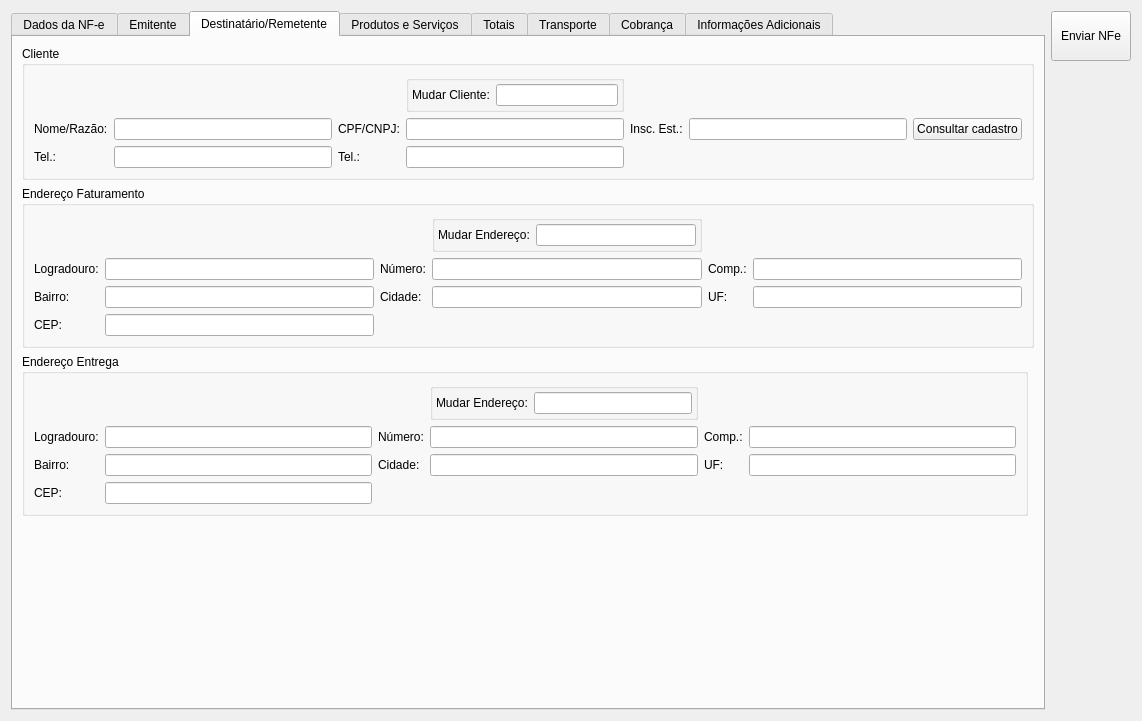
Qt form ui/cadastrarnfe.ui (darktorres/ERP-STACCATO) before a commit.
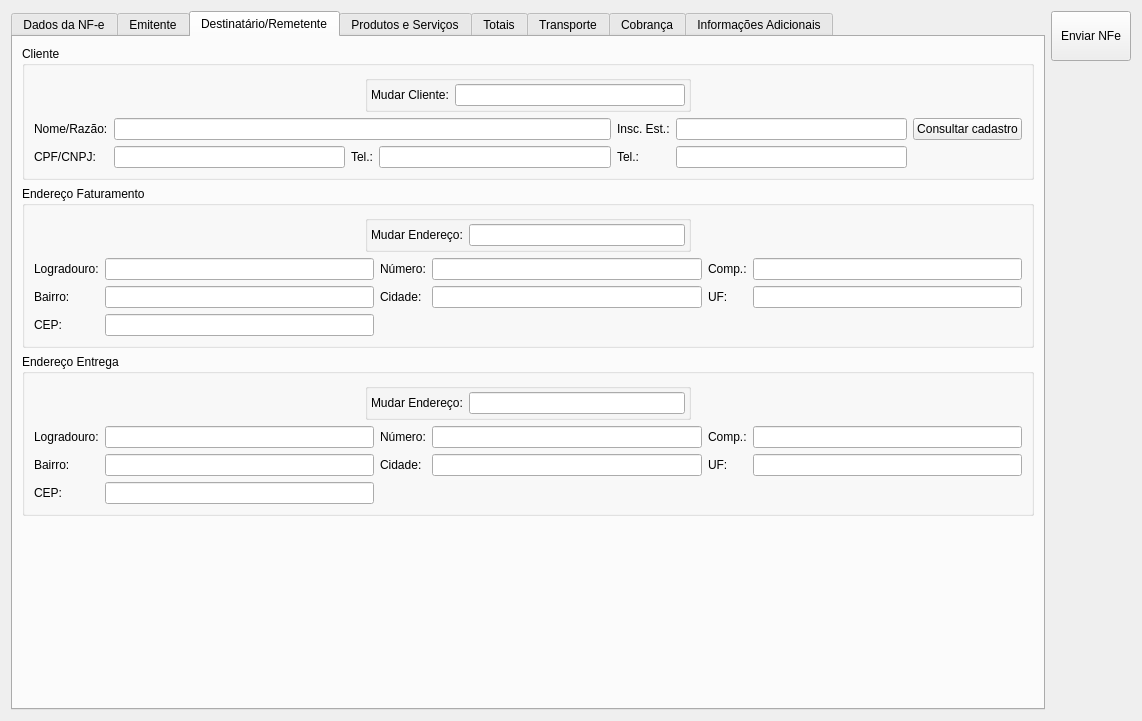
The same form after that commit. The open tabs and pages were chosen to show the change. Custom widgets are drawn as their Qt base class.

Commit message: Ao mudar de cliente pedir para escolher endereços

```diff
--- a/ui/cadastrarnfe.ui
+++ b/ui/cadastrarnfe.ui
@@ -346,8 +346,29 @@
             </property>
            </widget>
           </item>
-          <item row="0" column="1">
-           <widget class="QLineEdit" name="lineEditEmitenteLogradouro">
+          <item row="1" column="1">
+           <widget class="QLineEdit" name="lineEditEmitenteBairro">
+            <property name="readOnly">
+             <bool>true</bool>
+            </property>
+           </widget>
+          </item>
+          <item row="1" column="4">
+           <widget class="QLabel" name="label_43">
+            <property name="text">
+             <string>UF:</string>
+            </property>
+           </widget>
+          </item>
+          <item row="1" column="0">
+           <widget class="QLabel" name="label_38">
+            <property name="text">
+             <string>Bairro:</string>
+            </property>
+           </widget>
+          </item>
+          <item row="0" column="5">
+           <widget class="QLineEdit" name="lineEditEmitenteComplemento">
             <property name="readOnly">
              <bool>true</bool>
             </property>
@@ -360,13 +381,6 @@
             </property>
            </widget>
           </item>
-          <item row="0" column="3">
-           <widget class="QLineEdit" name="lineEditEmitenteNumero">
-            <property name="readOnly">
-             <bool>true</bool>
-            </property>
-           </widget>
-          </item>
           <item row="0" column="4">
            <widget class="QLabel" name="label_37">
             <property name="text">
@@ -374,22 +388,29 @@
             </property>
            </widget>
           </item>
-          <item row="0" column="5">
-           <widget class="QLineEdit" name="lineEditEmitenteComplemento">
+          <item row="0" column="3">
+           <widget class="QLineEdit" name="lineEditEmitenteNumero">
             <property name="readOnly">
              <bool>true</bool>
             </property>
            </widget>
           </item>
-          <item row="1" column="0">
-           <widget class="QLabel" name="label_38">
+          <item row="2" column="0">
+           <widget class="QLabel" name="label_34">
             <property name="text">
-             <string>Bairro:</string>
+             <string>CEP:</string>
             </property>
            </widget>
           </item>
-          <item row="1" column="1">
-           <widget class="QLineEdit" name="lineEditEmitenteBairro">
+          <item row="0" column="1">
+           <widget class="QLineEdit" name="lineEditEmitenteLogradouro">
+            <property name="readOnly">
+             <bool>true</bool>
+            </property>
+           </widget>
+          </item>
+          <item row="1" column="5">
+           <widget class="QLineEdit" name="lineEditEmitenteUF">
             <property name="readOnly">
              <bool>true</bool>
             </property>
@@ -409,27 +430,6 @@
             </property>
            </widget>
           </item>
-          <item row="1" column="4">
-           <widget class="QLabel" name="label_43">
-            <property name="text">
-             <string>UF:</string>
-            </property>
-           </widget>
-          </item>
-          <item row="1" column="5">
-           <widget class="QLineEdit" name="lineEditEmitenteUF">
-            <property name="readOnly">
-             <bool>true</bool>
-            </property>
-           </widget>
-          </item>
-          <item row="2" column="0">
-           <widget class="QLabel" name="label_34">
-            <property name="text">
-             <string>CEP:</string>
-            </property>
-           </widget>
-          </item>
           <item row="2" column="1">
            <widget class="QLineEdit" name="lineEditEmitenteCEP">
             <property name="readOnly">
@@ -453,41 +453,6 @@
             </property>
            </widget>
           </item>
-          <item row="0" column="1">
-           <widget class="QLineEdit" name="lineEditEmitenteNomeRazao">
-            <property name="readOnly">
-             <bool>true</bool>
-            </property>
-           </widget>
-          </item>
-          <item row="0" column="2">
-           <widget class="QLabel" name="label_32">
-            <property name="text">
-             <string>Fantasia:</string>
-            </property>
-           </widget>
-          </item>
-          <item row="0" column="3">
-           <widget class="QLineEdit" name="lineEditEmitenteFantasia">
-            <property name="readOnly">
-             <bool>true</bool>
-            </property>
-           </widget>
-          </item>
-          <item row="0" column="4">
-           <widget class="QLabel" name="label_33">
-            <property name="text">
-             <string>Tel.:</string>
-            </property>
-           </widget>
-          </item>
-          <item row="0" column="5">
-           <widget class="QLineEdit" name="lineEditEmitenteTel1">
-            <property name="readOnly">
-             <bool>true</bool>
-            </property>
-           </widget>
-          </item>
           <item row="1" column="0">
            <widget class="QLabel" name="label_29">
             <property name="text">
@@ -516,6 +481,41 @@
             </property>
            </widget>
           </item>
+          <item row="1" column="4">
+           <widget class="QLabel" name="label_33">
+            <property name="text">
+             <string>Tel.:</string>
+            </property>
+           </widget>
+          </item>
+          <item row="1" column="5">
+           <widget class="QLineEdit" name="lineEditEmitenteTel1">
+            <property name="readOnly">
+             <bool>true</bool>
+            </property>
+           </widget>
+          </item>
+          <item row="0" column="5">
+           <widget class="QLineEdit" name="lineEditEmitenteFantasia">
+            <property name="readOnly">
+             <bool>true</bool>
+            </property>
+           </widget>
+          </item>
+          <item row="0" column="4">
+           <widget class="QLabel" name="label_32">
+            <property name="text">
+             <string>Fantasia:</string>
+            </property>
+           </widget>
+          </item>
+          <item row="0" column="1" colspan="3">
+           <widget class="QLineEdit" name="lineEditEmitenteNomeRazao">
+            <property name="readOnly">
+             <bool>true</bool>
+            </property>
+           </widget>
+          </item>
          </layout>
         </widget>
        </item>
@@ -526,6 +526,161 @@
        <string>Destinatário/Remetente</string>
       </attribute>
       <layout class="QGridLayout" name="gridLayout_3">
+       <item row="3" column="0" colspan="2">
+        <widget class="QGroupBox" name="groupBoxClienteEnt">
+         <property name="enabled">
+          <bool>true</bool>
+         </property>
+         <property name="title">
+          <string>Endereço Entrega</string>
+         </property>
+         <layout class="QGridLayout" name="gridLayout_11">
+          <item row="1" column="0" colspan="3">
+           <layout class="QGridLayout" name="gridLayout_10">
+            <item row="0" column="0">
+             <widget class="QLabel" name="label_94">
+              <property name="text">
+               <string>Logradouro:</string>
+              </property>
+             </widget>
+            </item>
+            <item row="0" column="1">
+             <widget class="QLineEdit" name="lineEditDestinatarioLogradouro_2">
+              <property name="readOnly">
+               <bool>true</bool>
+              </property>
+             </widget>
+            </item>
+            <item row="0" column="2">
+             <widget class="QLabel" name="label_97">
+              <property name="text">
+               <string>Número:</string>
+              </property>
+             </widget>
+            </item>
+            <item row="0" column="3">
+             <widget class="QLineEdit" name="lineEditDestinatarioNumero_2">
+              <property name="readOnly">
+               <bool>true</bool>
+              </property>
+             </widget>
+            </item>
+            <item row="0" column="4">
+             <widget class="QLabel" name="label_99">
+              <property name="text">
+               <string>Comp.:</string>
+              </property>
+             </widget>
+            </item>
+            <item row="0" column="5">
+             <widget class="QLineEdit" name="lineEditDestinatarioComplemento_2">
+              <property name="readOnly">
+               <bool>true</bool>
+              </property>
+             </widget>
+            </item>
+            <item row="1" column="0">
+             <widget class="QLabel" name="label_95">
+              <property name="text">
+               <string>Bairro:</string>
+              </property>
+             </widget>
+            </item>
+            <item row="1" column="1">
+             <widget class="QLineEdit" name="lineEditDestinatarioBairro_2">
+              <property name="readOnly">
+               <bool>true</bool>
+              </property>
+             </widget>
+            </item>
+            <item row="1" column="2">
+             <widget class="QLabel" name="label_98">
+              <property name="text">
+               <string>Cidade:</string>
+              </property>
+             </widget>
+            </item>
+            <item row="1" column="3">
+             <widget class="QLineEdit" name="lineEditDestinatarioCidade_2">
+              <property name="readOnly">
+               <bool>true</bool>
+              </property>
+             </widget>
+            </item>
+            <item row="1" column="4">
+             <widget class="QLabel" name="label_100">
+              <property name="text">
+               <string>UF:</string>
+              </property>
+             </widget>
+            </item>
+            <item row="1" column="5">
+             <widget class="QLineEdit" name="lineEditDestinatarioUF_2">
+              <property name="readOnly">
+               <bool>true</bool>
+              </property>
+             </widget>
+            </item>
+            <item row="2" column="0">
+             <widget class="QLabel" name="label_96">
+              <property name="text">
+               <string>CEP:</string>
+              </property>
+             </widget>
+            </item>
+            <item row="2" column="1">
+             <widget class="QLineEdit" name="lineEditDestinatarioCEP_2">
+              <property name="readOnly">
+               <bool>true</bool>
+              </property>
+             </widget>
+            </item>
+           </layout>
+          </item>
+          <item row="0" column="1">
+           <widget class="QGroupBox" name="groupBox3">
+            <layout class="QGridLayout" name="gridLayout_61">
+             <property name="leftMargin">
+              <number>3</number>
+             </property>
+             <property name="topMargin">
+              <number>3</number>
+             </property>
+             <property name="rightMargin">
+              <number>3</number>
+             </property>
+             <property name="bottomMargin">
+              <number>3</number>
+             </property>
+             <item row="0" column="0">
+              <widget class="QLabel" name="label_101">
+               <property name="sizePolicy">
+                <sizepolicy hsizetype="Maximum" vsizetype="Preferred">
+                 <horstretch>0</horstretch>
+                 <verstretch>0</verstretch>
+                </sizepolicy>
+               </property>
+               <property name="text">
+                <string>Mudar Endereço:</string>
+               </property>
+              </widget>
+             </item>
+             <item row="0" column="1">
+              <widget class="ItemBox" name="itemBoxEnderecoEntrega">
+               <property name="sizePolicy">
+                <sizepolicy hsizetype="Preferred" vsizetype="Fixed">
+                 <horstretch>0</horstretch>
+                 <verstretch>0</verstretch>
+                </sizepolicy>
+               </property>
+              </widget>
+             </item>
+            </layout>
+           </widget>
+          </item>
+         </layout>
+        </widget>
+       </item>
        <item row="4" column="0">
         <spacer name="verticalSpacer_4">
          <property name="orientation">
@@ -540,54 +695,76 @@
         </spacer>
        </item>
        <item row="0" column="0" colspan="2">
-        <widget class="QGroupBox" name="groupBox_4">
+        <widget class="QGroupBox" name="groupBoxCliente">
          <property name="title">
           <string>Cliente</string>
          </property>
+         <layout class="QGridLayout" name="gridLayout_13">
+          <item row="0" column="1">
+           <widget class="QGroupBox" name="groupBox1">
+            <layout class="QGridLayout" name="gridLayout_9">
+             <property name="leftMargin">
+              <number>3</number>
+             </property>
+             <property name="topMargin">
+              <number>3</number>
+             </property>
+             <property name="rightMargin">
+              <number>3</number>
+             </property>
+             <property name="bottomMargin">
+              <number>3</number>
+             </property>
+             <item row="0" column="0">
+              <widget class="QLabel" name="label_24">
+               <property name="sizePolicy">
+                <sizepolicy hsizetype="Maximum" vsizetype="Preferred">
+                 <horstretch>0</horstretch>
+                 <verstretch>0</verstretch>
+                </sizepolicy>
+               </property>
+               <property name="text">
+                <string>Mudar Cliente:</string>
+               </property>
+              </widget>
+             </item>
+             <item row="0" column="1">
+              <widget class="ItemBox" name="itemBoxCliente">
+               <property name="sizePolicy">
+                <sizepolicy hsizetype="Preferred" vsizetype="Fixed">
+                 <horstretch>0</horstretch>
+                 <verstretch>0</verstretch>
+                </sizepolicy>
+               </property>
+              </widget>
+             </item>
+            </layout>
+           </widget>
+          </item>
+          <item row="2" column="0" colspan="3">
          <layout class="QGridLayout" name="gridLayout_12">
-          <item row="1" column="0" colspan="2">
+            <item row="0" column="0">
            <widget class="QLabel" name="label_40">
             <property name="text">
              <string>Nome/Razão:</string>
             </property>
            </widget>
           </item>
-          <item row="1" column="2">
-           <widget class="QLineEdit" name="lineEditDestinatarioNomeRazao">
-            <property name="readOnly">
-             <bool>true</bool>
-            </property>
-           </widget>
-          </item>
-          <item row="1" column="3" colspan="2">
-           <widget class="QLabel" name="label_41">
-            <property name="text">
-             <string>CPF/CNPJ:</string>
-            </property>
-           </widget>
-          </item>
-          <item row="1" column="5">
-           <widget class="QLineEdit" name="lineEditDestinatarioCPFCNPJ">
-            <property name="readOnly">
-             <bool>true</bool>
-            </property>
-           </widget>
-          </item>
-          <item row="1" column="6">
+            <item row="0" column="4">
            <widget class="QLabel" name="label_55">
             <property name="text">
              <string>Insc. Est.:</string>
             </property>
            </widget>
           </item>
-          <item row="1" column="7">
+            <item row="0" column="5">
            <widget class="QLineEdit" name="lineEditDestinatarioInscEst">
             <property name="readOnly">
              <bool>true</bool>
             </property>
            </widget>
           </item>
-          <item row="1" column="8">
+            <item row="0" column="6">
            <widget class="QPushButton" name="pushButtonConsultarCadastro">
             <property name="text">
              <string>Consultar cadastro</string>
@@ -597,171 +774,170 @@
             </property>
            </widget>
           </item>
-          <item row="2" column="0">
-           <widget class="QLabel" name="label_42">
-            <property name="text">
-             <string>Tel.:</string>
-            </property>
-           </widget>
-          </item>
-          <item row="2" column="5">
+            <item row="1" column="5">
            <widget class="QLineEdit" name="lineEditDestinatarioTel2">
             <property name="readOnly">
              <bool>true</bool>
             </property>
            </widget>
           </item>
-          <item row="2" column="2">
-           <widget class="QLineEdit" name="lineEditDestinatarioTel1">
-            <property name="readOnly">
-             <bool>true</bool>
-            </property>
-           </widget>
-          </item>
-          <item row="2" column="3" colspan="2">
+            <item row="1" column="4">
            <widget class="QLabel" name="label_54">
             <property name="text">
              <string>Tel.:</string>
             </property>
            </widget>
           </item>
-          <item row="0" column="5">
-           <widget class="QGroupBox" name="">
-            <layout class="QGridLayout" name="gridLayout_9">
-             <property name="leftMargin">
-              <number>3</number>
-             </property>
-             <property name="topMargin">
-              <number>3</number>
-             </property>
-             <property name="rightMargin">
-              <number>3</number>
-             </property>
-             <property name="bottomMargin">
-              <number>3</number>
-             </property>
-             <item row="0" column="0">
-              <widget class="QLabel" name="label_24">
+            <item row="1" column="3">
+             <widget class="QLineEdit" name="lineEditDestinatarioTel1">
+              <property name="readOnly">
+               <bool>true</bool>
+              </property>
+             </widget>
+            </item>
+            <item row="1" column="2">
+             <widget class="QLabel" name="label_42">
+              <property name="text">
+               <string>Tel.:</string>
+              </property>
+             </widget>
+            </item>
+            <item row="1" column="0">
+             <widget class="QLabel" name="label_41">
                <property name="text">
-                <string>Mudar Cliente:</string>
+               <string>CPF/CNPJ:</string>
                </property>
               </widget>
              </item>
-             <item row="0" column="1">
-              <widget class="ItemBox" name="itemBoxCliente"/>
-             </item>
-            </layout>
-           </widget>
+            <item row="1" column="1">
+             <widget class="QLineEdit" name="lineEditDestinatarioCPFCNPJ">
+              <property name="readOnly">
+               <bool>true</bool>
+              </property>
+             </widget>
+            </item>
+            <item row="0" column="1" colspan="3">
+             <widget class="QLineEdit" name="lineEditDestinatarioNomeRazao">
+              <property name="readOnly">
+               <bool>true</bool>
+              </property>
+             </widget>
+            </item>
+           </layout>
           </item>
          </layout>
         </widget>
        </item>
        <item row="2" column="0" colspan="2">
-        <widget class="QGroupBox" name="groupBox_5">
+        <widget class="QGroupBox" name="groupBoxClienteFat">
          <property name="title">
           <string>Endereço Faturamento</string>
          </property>
-         <layout class="QGridLayout" name="gridLayout_10">
-          <item row="1" column="0">
+         <layout class="QGridLayout" name="gridLayout_19">
+          <item row="1" column="0" colspan="3">
+           <layout class="QGridLayout" name="gridLayout_18">
+            <item row="0" column="0">
            <widget class="QLabel" name="label_45">
             <property name="text">
              <string>Logradouro:</string>
             </property>
            </widget>
           </item>
-          <item row="1" column="1">
+            <item row="0" column="1">
            <widget class="QLineEdit" name="lineEditDestinatarioLogradouro">
             <property name="readOnly">
              <bool>true</bool>
             </property>
            </widget>
           </item>
-          <item row="1" column="2">
+            <item row="0" column="2">
            <widget class="QLabel" name="label_46">
             <property name="text">
              <string>Número:</string>
             </property>
            </widget>
           </item>
-          <item row="1" column="3">
+            <item row="0" column="3">
            <widget class="QLineEdit" name="lineEditDestinatarioNumero">
             <property name="readOnly">
              <bool>true</bool>
             </property>
            </widget>
           </item>
-          <item row="1" column="4">
+            <item row="0" column="4">
            <widget class="QLabel" name="label_47">
             <property name="text">
              <string>Comp.:</string>
             </property>
            </widget>
           </item>
-          <item row="1" column="5">
+            <item row="0" column="5">
            <widget class="QLineEdit" name="lineEditDestinatarioComplemento">
             <property name="readOnly">
              <bool>true</bool>
             </property>
            </widget>
           </item>
-          <item row="2" column="0">
+            <item row="1" column="0">
            <widget class="QLabel" name="label_48">
             <property name="text">
              <string>Bairro:</string>
             </property>
            </widget>
           </item>
-          <item row="2" column="1">
+            <item row="1" column="1">
            <widget class="QLineEdit" name="lineEditDestinatarioBairro">
             <property name="readOnly">
              <bool>true</bool>
             </property>
            </widget>
           </item>
-          <item row="2" column="2">
+            <item row="1" column="2">
            <widget class="QLabel" name="label_49">
             <property name="text">
              <string>Cidade:</string>
             </property>
            </widget>
           </item>
-          <item row="2" column="3">
+            <item row="1" column="3">
            <widget class="QLineEdit" name="lineEditDestinatarioCidade">
             <property name="readOnly">
              <bool>true</bool>
             </property>
            </widget>
           </item>
-          <item row="2" column="4">
+            <item row="1" column="4">
            <widget class="QLabel" name="label_50">
             <property name="text">
              <string>UF:</string>
             </property>
            </widget>
           </item>
-          <item row="2" column="5">
+            <item row="1" column="5">
            <widget class="QLineEdit" name="lineEditDestinatarioUF">
             <property name="readOnly">
              <bool>true</bool>
             </property>
            </widget>
           </item>
-          <item row="3" column="0">
+            <item row="2" column="0">
            <widget class="QLabel" name="label_44">
             <property name="text">
              <string>CEP:</string>
             </property>
            </widget>
           </item>
-          <item row="3" column="1">
+            <item row="2" column="1">
            <widget class="QLineEdit" name="lineEditDestinatarioCEP">
             <property name="readOnly">
              <bool>true</bool>
             </property>
            </widget>
           </item>
-          <item row="0" column="3">
-           <widget class="QGroupBox" name="">
+           </layout>
+          </item>
+          <item row="0" column="1">
+           <widget class="QGroupBox" name="groupBox2">
             <layout class="QGridLayout" name="gridLayout_26">
              <property name="leftMargin">
               <number>3</number>
@@ -777,151 +953,26 @@
              </property>
              <item row="0" column="0">
               <widget class="QLabel" name="label_22">
+               <property name="sizePolicy">
+                <sizepolicy hsizetype="Maximum" vsizetype="Preferred">
+                 <horstretch>0</horstretch>
+                 <verstretch>0</verstretch>
+                </sizepolicy>
+               </property>
                <property name="text">
                 <string>Mudar Endereço:</string>
                </property>
               </widget>
              </item>
              <item row="0" column="1">
-              <widget class="ItemBox" name="itemBoxEnderecoFaturamento"/>
-             </item>
-            </layout>
-           </widget>
-          </item>
-         </layout>
-        </widget>
-       </item>
-       <item row="3" column="0">
-        <widget class="QGroupBox" name="groupBox_20">
-         <property name="enabled">
-          <bool>true</bool>
-         </property>
-         <property name="title">
-          <string>Endereço Entrega</string>
-         </property>
-         <layout class="QGridLayout" name="gridLayout_11">
-          <item row="1" column="0">
-           <widget class="QLabel" name="label_94">
-            <property name="text">
-             <string>Logradouro:</string>
-            </property>
-           </widget>
-          </item>
-          <item row="1" column="1">
-           <widget class="QLineEdit" name="lineEditDestinatarioLogradouro_2">
-            <property name="readOnly">
-             <bool>true</bool>
-            </property>
-           </widget>
-          </item>
-          <item row="1" column="2">
-           <widget class="QLabel" name="label_97">
-            <property name="text">
-             <string>Número:</string>
-            </property>
-           </widget>
-          </item>
-          <item row="1" column="3">
-           <widget class="QLineEdit" name="lineEditDestinatarioNumero_2">
-            <property name="readOnly">
-             <bool>true</bool>
-            </property>
-           </widget>
-          </item>
-          <item row="1" column="4">
-           <widget class="QLabel" name="label_99">
-            <property name="text">
-             <string>Comp.:</string>
-            </property>
-           </widget>
-          </item>
-          <item row="1" column="5">
-           <widget class="QLineEdit" name="lineEditDestinatarioComplemento_2">
-            <property name="readOnly">
-             <bool>true</bool>
-            </property>
-           </widget>
-          </item>
-          <item row="2" column="0">
-           <widget class="QLabel" name="label_95">
-            <property name="text">
-             <string>Bairro:</string>
-            </property>
-           </widget>
-          </item>
-          <item row="2" column="1">
-           <widget class="QLineEdit" name="lineEditDestinatarioBairro_2">
-            <property name="readOnly">
-             <bool>true</bool>
-            </property>
-           </widget>
-          </item>
-          <item row="2" column="2">
-           <widget class="QLabel" name="label_98">
-            <property name="text">
-             <string>Cidade:</string>
-            </property>
-           </widget>
-          </item>
-          <item row="2" column="3">
-           <widget class="QLineEdit" name="lineEditDestinatarioCidade_2">
-            <property name="readOnly">
-             <bool>true</bool>
-            </property>
-           </widget>
-          </item>
-          <item row="2" column="4">
-           <widget class="QLabel" name="label_100">
-            <property name="text">
-             <string>UF:</string>
-            </property>
-           </widget>
-          </item>
-          <item row="2" column="5">
-           <widget class="QLineEdit" name="lineEditDestinatarioUF_2">
-            <property name="readOnly">
-             <bool>true</bool>
-            </property>
-           </widget>
-          </item>
-          <item row="3" column="0">
-           <widget class="QLabel" name="label_96">
-            <property name="text">
-             <string>CEP:</string>
-            </property>
-           </widget>
-          </item>
-          <item row="3" column="1">
-           <widget class="QLineEdit" name="lineEditDestinatarioCEP_2">
-            <property name="readOnly">
-             <bool>true</bool>
-            </property>
-           </widget>
-          </item>
-          <item row="0" column="3">
-           <widget class="QGroupBox" name="">
-            <layout class="QGridLayout" name="gridLayout_61">
-             <property name="leftMargin">
-              <number>3</number>
-             </property>
-             <property name="topMargin">
-              <number>3</number>
-             </property>
-             <property name="rightMargin">
-              <number>3</number>
-             </property>
-             <property name="bottomMargin">
-              <number>3</number>
-             </property>
-             <item row="0" column="0">
-              <widget class="QLabel" name="label_101">
-               <property name="text">
-                <string>Mudar Endereço:</string>
-               </property>
-              </widget>
-             </item>
-             <item row="0" column="1">
-              <widget class="ItemBox" name="itemBoxEnderecoEntrega"/>
+              <widget class="ItemBox" name="itemBoxEnderecoFaturamento">
+               <property name="sizePolicy">
+                <sizepolicy hsizetype="Preferred" vsizetype="Fixed">
+                 <horstretch>0</horstretch>
+                 <verstretch>0</verstretch>
+                </sizepolicy>
+               </property>
+              </widget>
              </item>
             </layout>
            </widget>
@@ -984,8 +1035,8 @@
                   <rect>
                    <x>0</x>
                    <y>0</y>
-                   <width>966</width>
-                   <height>312</height>
+                   <width>1041</width>
+                   <height>337</height>
                   </rect>
                  </property>
                  <layout class="QGridLayout" name="gridLayout_81">
@@ -1463,8 +1514,8 @@
                   <rect>
                    <x>0</x>
                    <y>0</y>
-                   <width>102</width>
-                   <height>92</height>
+                   <width>138</width>
+                   <height>98</height>
                   </rect>
                  </property>
                  <layout class="QGridLayout" name="gridLayout_83">
@@ -1613,8 +1664,8 @@
                   <rect>
                    <x>0</x>
                    <y>0</y>
-                   <width>183</width>
-                   <height>151</height>
+                   <width>220</width>
+                   <height>163</height>
                   </rect>
                  </property>
                  <layout class="QGridLayout" name="gridLayout_84">
@@ -1933,8 +1984,8 @@
                   <rect>
                    <x>0</x>
                    <y>0</y>
-                   <width>205</width>
-                   <height>151</height>
+                   <width>251</width>
+                   <height>163</height>
                   </rect>
                  </property>
                  <layout class="QGridLayout" name="gridLayout_85">
@@ -2252,8 +2303,8 @@
                   <rect>
                    <x>0</x>
                    <y>0</y>
-                   <width>402</width>
-                   <height>266</height>
+                   <width>526</width>
+                   <height>290</height>
                   </rect>
                  </property>
                  <layout class="QGridLayout" name="gridLayout_86">
```
Left out of the diff: 5 changed lines with no effect on the pictures. Lines whose indentation alone changed are shown as unchanged. The commit also changes 1 other file.
